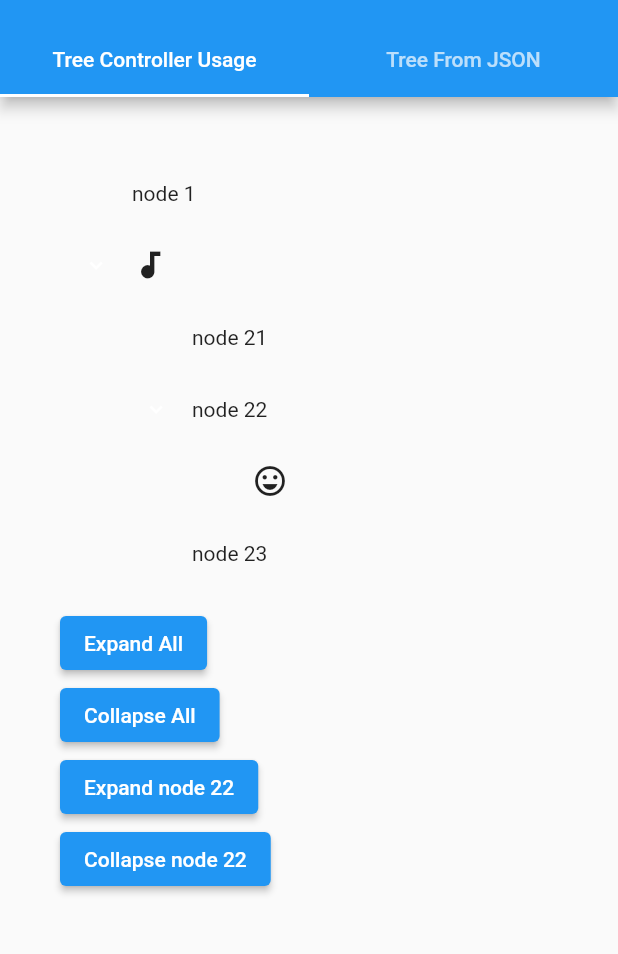
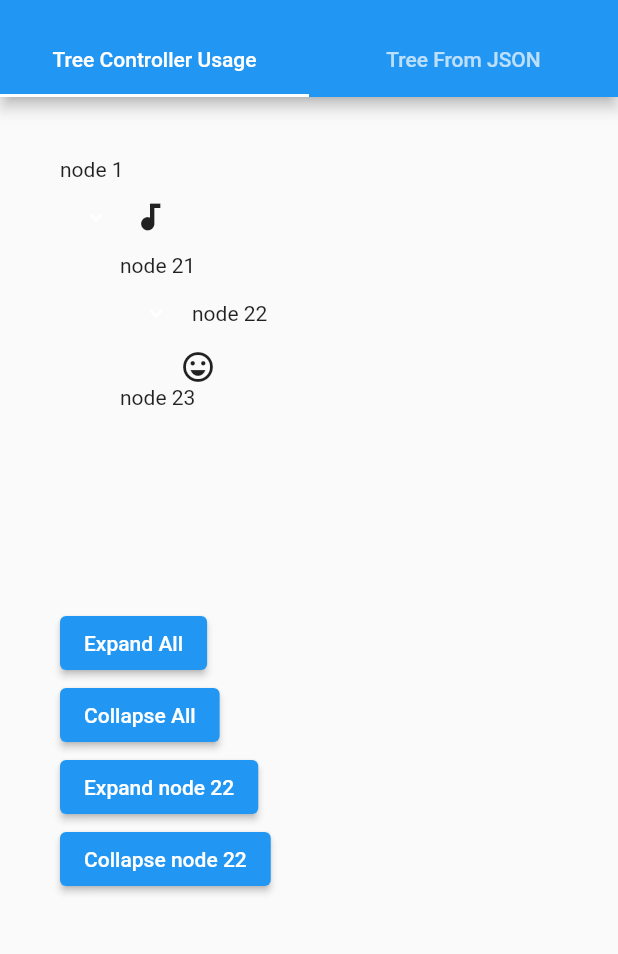
Before and after one commit to chrisr04/flutter_simple_treeview, a Flutter app: the screen it shows after launch, on a phone screen of 412 x 824 dp, the part 59-1013 px from its top. Run offline on Flutter 3.47's test engine with Material 2 defaults, Android fonts, the phone set to English and light mode, and no system bars.

Commit message:
fix ident size

```diff
--- a/lib/src/node_widget.dart
+++ b/lib/src/node_widget.dart
@@ -57,6 +57,7 @@ class _NodeWidgetState extends State<NodeWidget> {
       children: [
         Row(
           children: [
+            if(icon != null)
               Transform.scale(
                 scale: 0.7,
                 child: IconButton(
```
Lines whose indentation alone changed are shown as unchanged.
